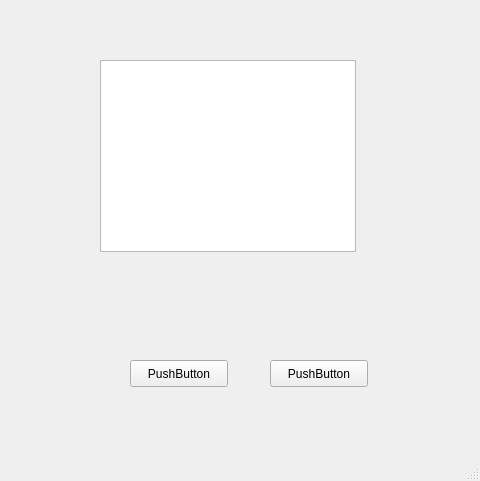
Qt form pruebas/intbarras.ui (acrsilva/Seguimiento-automatizado-de-variables-de-control) before a commit.
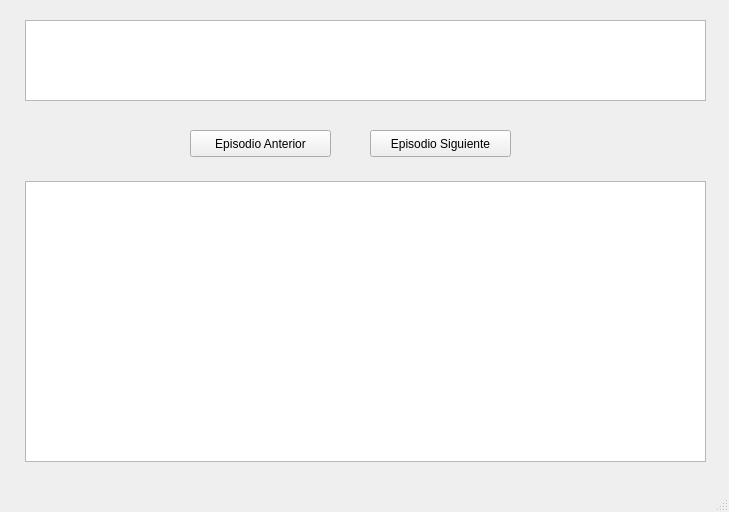
The same form after that commit. Custom widgets are drawn as their Qt base class.

```diff
--- a/pruebas/intbarras.ui
+++ b/pruebas/intbarras.ui
@@ -6,8 +6,8 @@
    <rect>
     <x>0</x>
     <y>0</y>
-    <width>480</width>
-    <height>481</height>
+    <width>729</width>
+    <height>512</height>
    </rect>
   </property>
   <property name="windowTitle">
@@ -17,36 +17,46 @@
    <widget class="QPushButton" name="pushButton">
     <property name="geometry">
      <rect>
-      <x>270</x>
-      <y>360</y>
-      <width>98</width>
+      <x>370</x>
+      <y>130</y>
+      <width>141</width>
       <height>27</height>
      </rect>
     </property>
     <property name="text">
-     <string>PushButton</string>
+     <string>Episodio Siguiente</string>
     </property>
    </widget>
    <widget class="QPushButton" name="pushButton_2">
     <property name="geometry">
      <rect>
-      <x>130</x>
-      <y>360</y>
-      <width>98</width>
+      <x>190</x>
+      <y>130</y>
+      <width>141</width>
       <height>27</height>
      </rect>
     </property>
     <property name="text">
-     <string>PushButton</string>
+     <string>Episodio Anterior</string>
     </property>
    </widget>
    <widget class="GraphicsView" name="graphicsView">
     <property name="geometry">
      <rect>
-      <x>100</x>
-      <y>60</y>
-      <width>256</width>
-      <height>192</height>
+      <x>25</x>
+      <y>20</y>
+      <width>681</width>
+      <height>81</height>
+     </rect>
+    </property>
+   </widget>
+   <widget class="QGraphicsView" name="graphicsView_2">
+    <property name="geometry">
+     <rect>
+      <x>25</x>
+      <y>181</y>
+      <width>681</width>
+      <height>281</height>
      </rect>
     </property>
    </widget>
```
Left out of the diff: 8 changed lines with no effect on the pictures.
